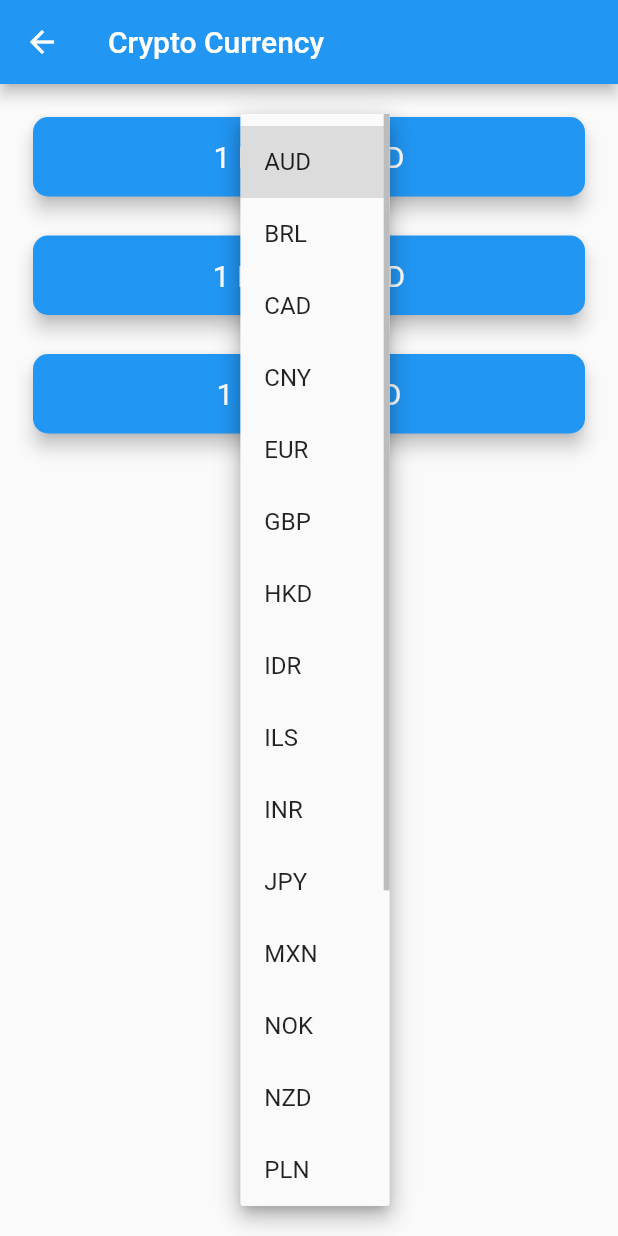
After one commit to HappySinha/learn_flutter, a Flutter app: the CryptoCurrency screen opened by its route, after a tap on "AUD", on a phone screen of 412 x 824 dp. The commit adds this screen. Run offline on Flutter 3.47's test engine with Material 2 defaults, Android fonts, the phone set to English and light mode, and no system bars; our stand-ins replace curved_navigation_bar, flutter_spinkit, font_awesome_flutter, geolocator, google_fonts, rflutter_alert; network calls fail.

Commit message:
Crypto Currency Completed

```diff
--- a/lib/clima/screens/location_screen.dart
+++ b/lib/clima/location_screen.dart
@@ -2,8 +2,8 @@ import 'package:curved_navigation_bar/curved_navigation_bar.dart';
 import 'package:flutter/cupertino.dart';
 import 'package:flutter/material.dart';
 import 'package:google_fonts/google_fonts.dart';
-import 'package:learn_flutter/clima/screens/city_screen.dart';
-import 'package:learn_flutter/clima/screens/weather.dart';
+import 'package:learn_flutter/clima/city_screen.dart';
+import 'package:learn_flutter/clima/weather.dart';
 
 class LocationScreen extends StatefulWidget {
   LocationScreen({this.locationWeather});
--- /dev/null
+++ b/lib/crypto/homePage.dart
@@ -0,0 +1,213 @@
+import 'dart:convert';
+import 'package:flutter/cupertino.dart';
+import 'package:flutter/material.dart';
+import 'dart:io' show Platform;
+import 'package:http/http.dart' as http;
+
+class CryptoCurrency extends StatefulWidget {
+  @override
+  _CryptoCurrencyState createState() => _CryptoCurrencyState();
+}
+
+class _CryptoCurrencyState extends State<CryptoCurrency> {
+  String selectedCurrency = 'AUD';
+
+  DropdownButton<String> androidDropDown() {
+    List<DropdownMenuItem<String>> dropDownItems = [];
+    for (String currency in CurrenciesList) {
+      var newItems = DropdownMenuItem(
+        child: Text(currency),
+        value: currency,
+      );
+      dropDownItems.add(newItems);
+    }
+
+    return DropdownButton<String>(
+      value: selectedCurrency,
+      items: dropDownItems,
+      onChanged: (value) {
+        setState(() {
+          selectedCurrency = value;
+          getData();
+          print(value);
+        });
+      },
+    );
+  }
+
+  CupertinoPicker iosPicker() {
+    List<Text> pickerItems = [];
+    for (String currency in CurrenciesList) {
+      pickerItems.add(Text(currency));
+    }
+    return CupertinoPicker(
+      backgroundColor: Colors.blue,
+      itemExtent: 44,
+      children: pickerItems,
+      onSelectedItemChanged: (selectedIndex) {
+        setState(() {
+          selectedCurrency = CurrenciesList[selectedIndex];
+          getData();
+        });
+        print(selectedIndex);
+      },
+    );
+  }
+
+  Map<String, String> coinValues = {};
+
+  bool isWaiting = false;
+
+  String bitCoinValueInUSD = '?';
+
+  void getData() async {
+    isWaiting = true;
+
+    print('====================== $bitCoinValueInUSD');
+    try {
+      var data = await CoinData().getCoinData(selectedCurrency);
+      isWaiting = false;
+
+      setState(() {
+        coinValues = data;
+      });
+    } catch (e) {
+      print(e);
+    }
+  }
+
+  @override
+  void initState() {
+    super.initState();
+    getData();
+  }
+
+  @override
+  Widget build(BuildContext context) {
+    // getDropdownMenuItem();
+    return Scaffold(
+      appBar: AppBar(
+        title: Text('Crypto Currency   '),
+      ),
+      body: Column(
+        mainAxisAlignment: MainAxisAlignment.spaceBetween,
+        children: [
+          Column(
+            crossAxisAlignment: CrossAxisAlignment.stretch,
+            children: <Widget>[
+              CryptoCard(
+                cryptoCurrency: 'BTC',
+                //7. Finally, we use a ternary operator to check if we are waiting and if so, we'll display a '?' otherwise we'll show the actual price data.
+                value: isWaiting ? '?' : coinValues['BTC'],
+                selectedCurrency: selectedCurrency,
+              ),
+              CryptoCard(
+                cryptoCurrency: 'ETH',
+                value: isWaiting ? '?' : coinValues['ETH'],
+                selectedCurrency: selectedCurrency,
+              ),
+              CryptoCard(
+                cryptoCurrency: 'LTC',
+                value: isWaiting ? '?' : coinValues['LTC'],
+                selectedCurrency: selectedCurrency,
+              ),
+            ],
+          ),
+          Container(
+            padding: EdgeInsets.only(bottom: 20),
+            child: Platform.isIOS ? iosPicker() : androidDropDown(),
+          )
+        ],
+      ),
+    );
+  }
+}
+
+const List<String> CurrenciesList = [
+  'AUD',
+  'BRL',
+  'CAD',
+  'CNY',
+  'EUR',
+  'GBP',
+  'HKD',
+  'IDR',
+  'ILS',
+  'INR',
+  'JPY',
+  'MXN',
+  'NOK',
+  'NZD',
+  'PLN',
+  'RON',
+  'RUB',
+  'SEK',
+  'SGD',
+  'USD',
+  'ZAR'
+];
+const List<String> cryptoList = [
+  'BTC',
+  'ETH',
+  'LTC',
+];
+
+const apiKey = '8E3A1BAF-2F8A-4D5B-8A85-B26546D5B24F';
+const coinAPIURL = 'https://rest.coinapi.io/v1/exchangerate';
+
+class CoinData {
+  Future getCoinData(String selectedCurrency) async {
+    Map<String, String> cryptoPrices = {};
+    for (String crypto in cryptoList) {
+      String requestURL =
+          '$coinAPIURL/$crypto/$selectedCurrency?apiKey=$apiKey';
+      http.Response response = await http.get(Uri.parse(requestURL));
+      if (response.statusCode == 200) {
+        var decodeData = jsonDecode(response.body);
+        double lastPrice = decodeData['rate'];
+        cryptoPrices[crypto] = lastPrice.toStringAsFixed(0);
+      } else {
+        print(response.statusCode);
+        throw ('Problem with get Request');
+      }
+    }
+    return cryptoPrices;
+  }
+}
+
+class CryptoCard extends StatelessWidget {
+  final String value;
+  final String selectedCurrency;
+  final String cryptoCurrency;
+
+  const CryptoCard({
+    this.value,
+    this.selectedCurrency,
+    this.cryptoCurrency,
+  });
+
+  @override
+  Widget build(BuildContext context) {
+    return Padding(
+      padding: EdgeInsets.fromLTRB(18.0, 18.0, 18.0, 0),
+      child: Card(
+        color: Colors.blue,
+        elevation: 5.0,
+        shape: RoundedRectangleBorder(
+          borderRadius: BorderRadius.circular(10.0),
+        ),
+        child: Padding(
+          padding: EdgeInsets.symmetric(vertical: 15.0, horizontal: 28.0),
+          child: Text(
+            '1 $cryptoCurrency = $value $selectedCurrency',
+            textAlign: TextAlign.center,
+            style: TextStyle(
+              fontSize: 20.0,
+              color: Colors.white,
+            ),
+          ),
+        ),
+      ),
+    );
+  }
+}
```
Also changed, not shown: lib/clima/city_screen.dart (renamed from lib/clima/screens/city_screen.dart, +1 -21 lines), lib/clima/function.dart (deleted, +0 -90 lines), lib/clima/loading_screen.dart (renamed from lib/clima/clima.dart, +14 -15 lines), lib/clima/screens/loading_screen.dart (deleted, +0 -44 lines), lib/clima/weatherCity.dart (deleted, +0 -55 lines), lib/clima/weatherScreen.dart (deleted, +0 -93 lines), lib/main.dart (+36 -5 lines), lib/clima/constants.dart (renamed from lib/clima/screens/constants.dart), lib/clima/weather.dart (renamed from lib/clima/screens/weather.dart).
